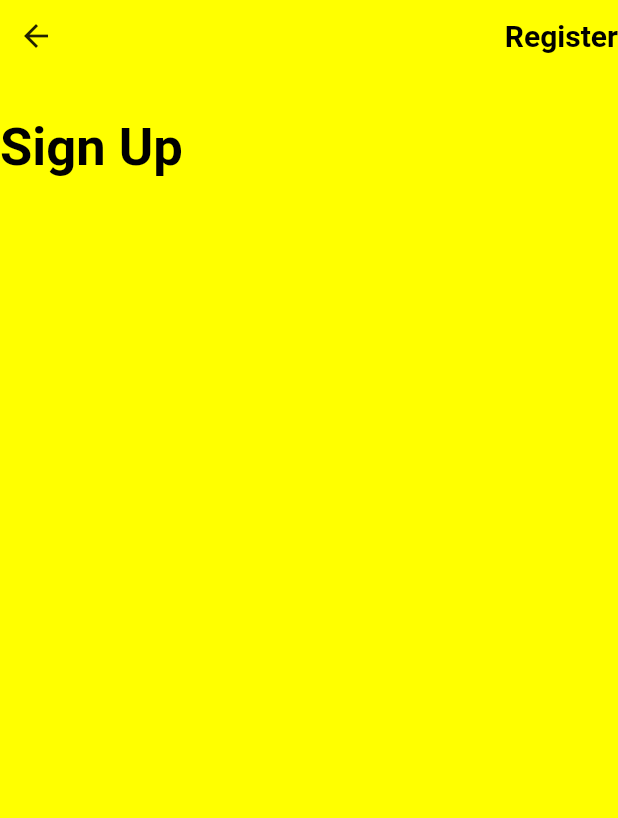
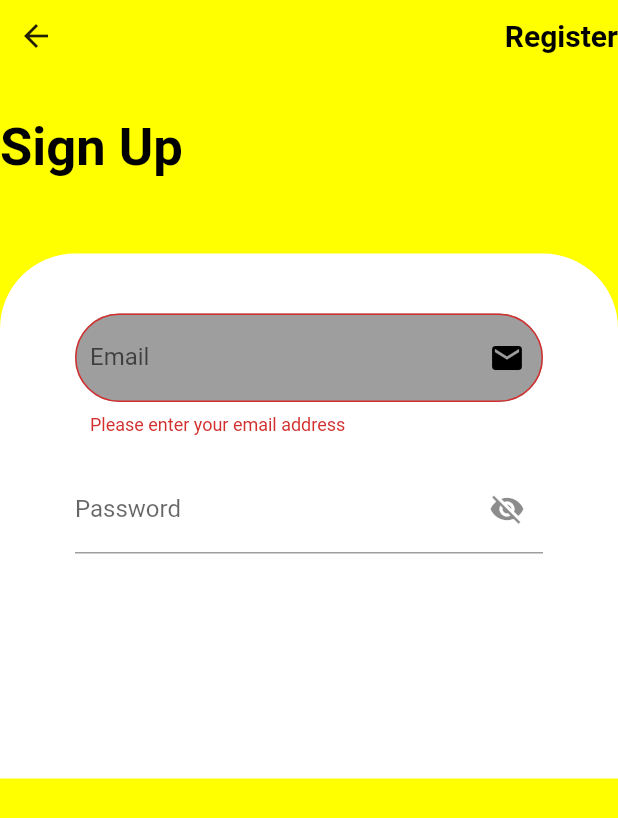
Before and after one commit to trongluan26042000/ui_task, a Flutter app: the screen it shows after launch, on a phone screen of 412 x 824 dp. Shown: the top 818 px of the screen. Run offline on Flutter 3.47's test engine with Material 2 defaults, Android fonts, the phone set to English and light mode, and no system bars.

Commit message:
password

```diff
--- a/lib/LoginScreen.dart
+++ b/lib/LoginScreen.dart
@@ -6,8 +6,10 @@ class LoginScreen extends StatelessWidget {
   @override
   Widget build(BuildContext context) {
     return Scaffold(
-      backgroundColor: Colors.yellowAccent,
-      body: ListView(
+      //backgroundColor: Colors.yellowAccent,
+      body: Container(
+        color: Colors.yellowAccent,
+        child: ListView(
           children: [
             Row(
               mainAxisAlignment: MainAxisAlignment.spaceBetween,
@@ -26,15 +28,131 @@ class LoginScreen extends StatelessWidget {
                 Text('Sign Up',style: TextStyle(color: Colors.black,fontSize: 35,fontWeight:FontWeight.bold),)
               ],
             ),
-          Row(
+            const SizedBox(height: 50),
+            Container(
+              decoration: const BoxDecoration(
+                  borderRadius: BorderRadius.only(topLeft: Radius.circular(50),topRight: Radius.circular(50)),
+                color: Colors.white,
+              ),
+              height: 350,
+              width: 100,
+              child: Column(
                 children: [
-              Container(
-                color: Colors.white,
+                  Padding(
+                    padding: const EdgeInsets.only(top: 40,left: 50,right: 50),
+                    child: TextField(
+                      controller: _emailController,
+                      keyboardType: TextInputType.emailAddress,
+                      decoration: InputDecoration(
+                        filled: true,
+                        fillColor: Colors.grey,
+                        contentPadding: const EdgeInsets.symmetric(vertical: 20,horizontal: 10),
+                        labelText: 'Email',
+                        suffixIcon: const Icon(Icons.email,color: Colors.black,),
+                        border: OutlineInputBorder(
+                          borderSide: const BorderSide(color: Colors.black),
+                          borderRadius: BorderRadius.circular(30),
+                        ),
+                        hintText: 'Enter your email',
+                        errorText: _validateEmail(_emailController.text),
+                      ),
+                      onChanged: (value) {
+                        setState(() {
+                          _validateEmail(_emailController.text);
+                        });
+                      },
+                    ),
+                  ),
+                  Padding(
+                    padding: const EdgeInsets.only(top: 20,left: 50,right: 50),
+                    child:Form(
+                      key: _formKey,
+                      child: TextFormField(
+                        obscureText: _isHidden,
+                        decoration: InputDecoration(
+                          labelText: 'Password',
+                          suffixIcon: IconButton(
+                            icon: _isHidden ? const Icon(Icons.visibility_off) : const Icon(Icons.visibility),
+                            onPressed: _toggleVisibility,
+                          ),
+                        ),
+                        // validator: _validatePassword,
+                        // onSaved: (String value) {
+                        //   _password = value;
+                        // },
+                      ),
+                    // child: TextField(
+                    //   controller: _emailController,
+                    //   keyboardType: TextInputType.emailAddress,
+                    //   decoration: InputDecoration(
+                    //     filled: true,
+                    //     fillColor: Colors.grey,
+                    //     contentPadding: const EdgeInsets.symmetric(vertical: 20,horizontal: 10),
+                    //     labelText: 'Password',
+                    //     suffixIcon: IconButton(onPressed: (){}, icon: const Icon(Icons.visibility,color: Colors.black,),),
+                    //     border: OutlineInputBorder(
+                    //       borderSide: const BorderSide(color: Colors.black),
+                    //       borderRadius: BorderRadius.circular(30),
+                    //     ),
+                    //     hintText: 'Enter your password',
+                    //     errorText: _validateEmail(_emailController.text),
+                    //   ),
+                    //   onChanged: (value) {
+                    //     setState(() {
+                    //       _validateEmail(_emailController.text);
+                    //     });
+                    //   },
+                    // ),
+                  ),
                   ),
                 ],
               ),
+
+            ),
           ],
+        ),
       ),
     );
   }
+
+  void setState(Null Function() param0) {}
 }
+TextEditingController _emailController = TextEditingController();
+
+RegExp emailRegExp =
+RegExp(r'^[a-zA-Z0-9.]+@[a-zA-Z0-9]+\.[a-zA-Z]+');
+
+String? _validateEmail(String? value) {
+  if (value == null || value.isEmpty) {
+    return 'Please enter your email address';
+  } else if (!emailRegExp.hasMatch(value)) {
+    return 'Please enter a valid email address';
+  }
+  return null;
+}
+final _formKey = GlobalKey<FormState>();
+bool _isHidden = true;
+String _password = '';
+
+void _toggleVisibility() {
+  setState(() {
+    _isHidden = !_isHidden;
+  });
+}
+
+void setState(Null Function() param0) {
+}
+String? _validatePassword(String value) {
+  if (value.isEmpty) {
+    return 'Password cannot be empty';
+  } else if (value.length < 6) {
+    return 'Password must be at least 6 characters long';
+  } else if (!value.contains(RegExp(r'[A-Z]'))) {
+    return 'Password must contain at least one uppercase letter';
+  } else if (!value.contains(RegExp(r'[a-z]'))) {
+    return 'Password must contain at least one lowercase letter';
+  } else if (!value.contains(RegExp(r'[0-9]'))) {
+    return 'Password must contain at least one digit';
+  }
+  return null;
+}
```
Lines whose indentation alone changed are shown as unchanged.
